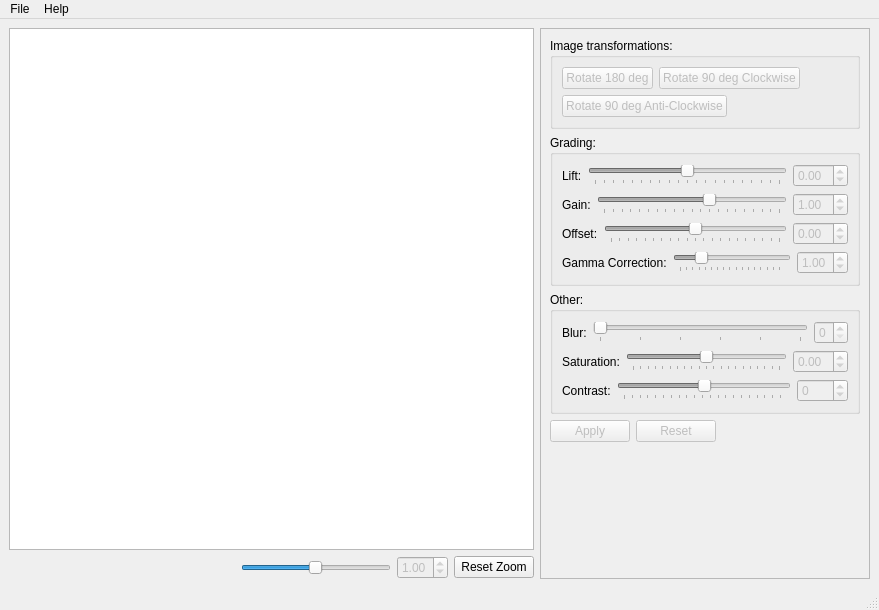
First picture: the form in mainwindow.ui, repository abansal755/Image-Editor, before the edit.
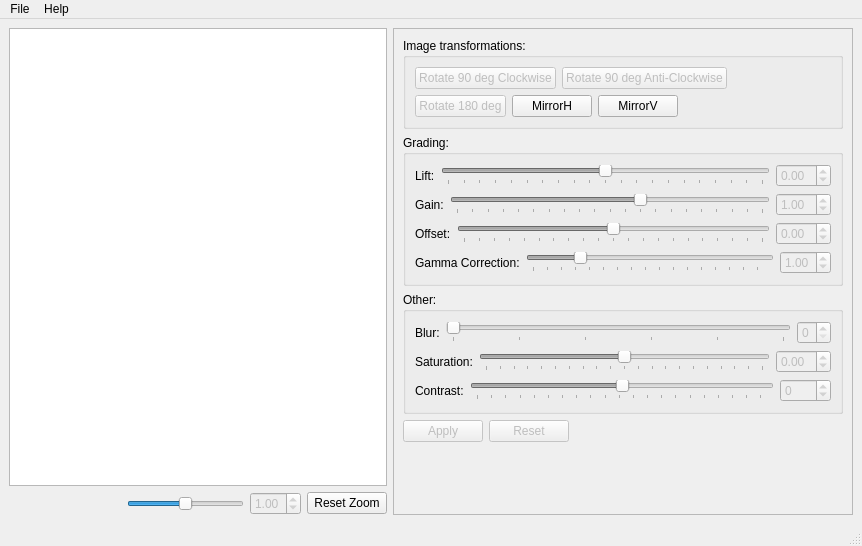
Second picture: the form after the edit.

Commit message: Added mirror image options

```diff
--- a/mainwindow.ui
+++ b/mainwindow.ui
@@ -6,8 +6,8 @@
    <rect>
     <x>0</x>
     <y>0</y>
-    <width>879</width>
-    <height>610</height>
+    <width>862</width>
+    <height>546</height>
    </rect>
   </property>
   <property name="sizePolicy">
@@ -109,7 +109,7 @@
       </property>
       <property name="minimumSize">
        <size>
-        <width>330</width>
+        <width>460</width>
         <height>0</height>
        </size>
       </property>
@@ -121,8 +121,8 @@
         <rect>
          <x>0</x>
          <y>0</y>
-         <width>328</width>
-         <height>549</height>
+         <width>444</width>
+         <height>487</height>
         </rect>
        </property>
        <layout class="QVBoxLayout" name="verticalLayout_5">
@@ -140,16 +140,6 @@
           <layout class="QVBoxLayout" name="verticalLayout_2">
            <item>
             <layout class="QHBoxLayout" name="horizontalLayout_8">
-             <item>
-              <widget class="QPushButton" name="pushButton_6">
-               <property name="enabled">
-                <bool>false</bool>
-               </property>
-               <property name="text">
-                <string>Rotate 180 deg</string>
-               </property>
-              </widget>
-             </item>
              <item>
               <widget class="QPushButton" name="pushButton_4">
                <property name="enabled">
@@ -160,6 +150,19 @@
                </property>
               </widget>
              </item>
+             <item>
+              <widget class="QPushButton" name="pushButton_5">
+               <property name="enabled">
+                <bool>false</bool>
+               </property>
+               <property name="text">
+                <string>Rotate 90 deg Anti-Clockwise</string>
+               </property>
+               <property name="autoDefault">
+                <bool>false</bool>
+               </property>
+              </widget>
+             </item>
              <item>
               <spacer name="horizontalSpacer_4">
                <property name="orientation">
@@ -178,12 +181,29 @@
            <item>
             <layout class="QHBoxLayout" name="horizontalLayout_6">
              <item>
-              <widget class="QPushButton" name="pushButton_5">
+              <widget class="QPushButton" name="pushButton_6">
                <property name="enabled">
                 <bool>false</bool>
                </property>
                <property name="text">
-                <string>Rotate 90 deg Anti-Clockwise</string>
+                <string>Rotate 180 deg</string>
+               </property>
+              </widget>
+             </item>
+             <item>
+              <widget class="QPushButton" name="pushButton_7">
+               <property name="text">
+                <string>MirrorH</string>
+               </property>
+              </widget>
+             </item>
+             <item>
+              <widget class="QPushButton" name="pushButton_8">
+               <property name="text">
+                <string>MirrorV</string>
+               </property>
+               <property name="autoRepeatInterval">
+                <number>300</number>
                </property>
               </widget>
              </item>
@@ -666,8 +686,8 @@
     <rect>
      <x>0</x>
      <y>0</y>
-     <width>879</width>
-     <height>21</height>
+     <width>862</width>
+     <height>22</height>
     </rect>
    </property>
    <widget class="QMenu" name="menuFile">
```
The commit also changes 3 other files.
